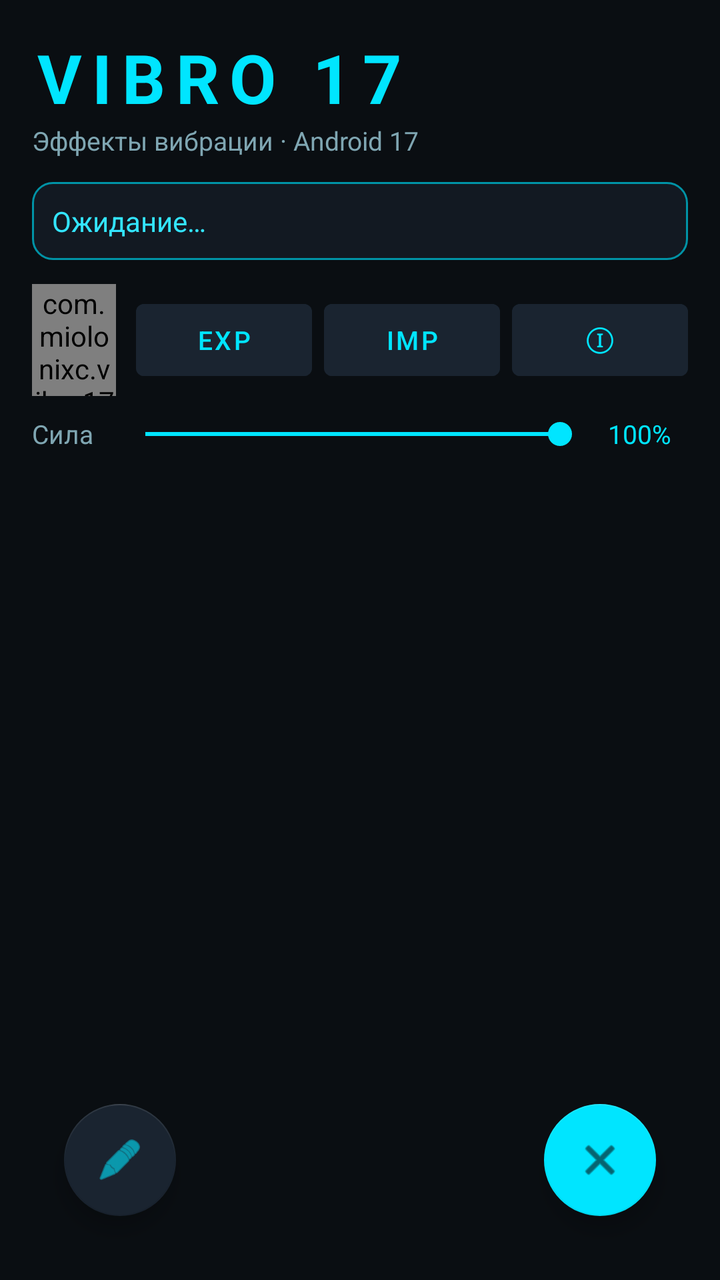
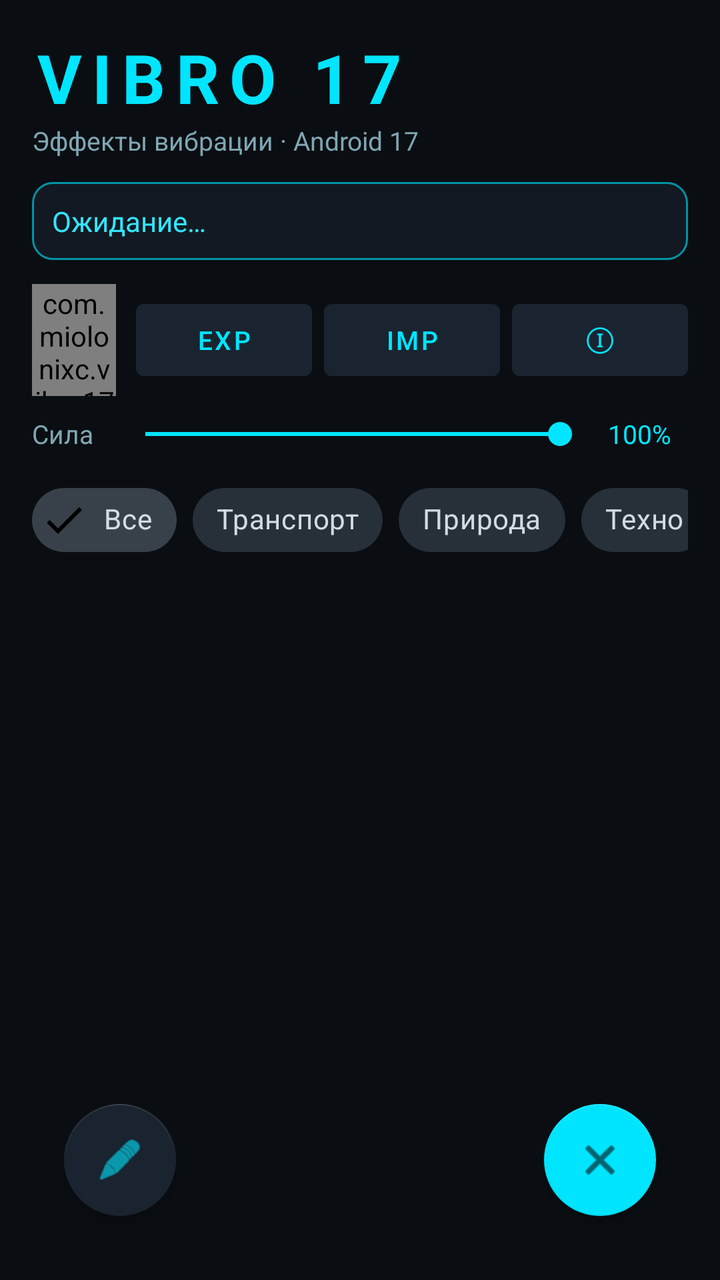

Before-and-after screenshots of an Android layout around one commit, followed by the original layout XML and the change that was made.
<!-- AndroidManifest.xml: application theme Theme.Vibro17 -->
<!-- res/layout/activity_main.xml -->
<?xml version="1.0" encoding="utf-8"?>
<androidx.constraintlayout.widget.ConstraintLayout
    xmlns:android="http://schemas.android.com/apk/res/android"
    xmlns:app="http://schemas.android.com/apk/res-auto"
    android:layout_width="match_parent"
    android:layout_height="match_parent"
    android:background="@color/black"
    android:padding="16dp">

    <TextView
        android:id="@+id/titleMain"
        android:layout_width="wrap_content"
        android:layout_height="wrap_content"
        android:text="@string/title_main"
        android:textSize="34sp"
        android:textStyle="bold"
        android:letterSpacing="0.15"
        android:textColor="@color/cyan"
        app:layout_constraintTop_toTopOf="parent"
        app:layout_constraintStart_toStartOf="parent" />

    <View
        android:id="@+id/liveDot"
        android:layout_width="12dp"
        android:layout_height="12dp"
        android:layout_marginStart="12dp"
        android:background="@drawable/bg_dot"
        android:visibility="invisible"
        app:layout_constraintBottom_toBottomOf="@id/titleMain"
        app:layout_constraintStart_toEndOf="@id/titleMain"
        app:layout_constraintTop_toTopOf="@id/titleMain" />

    <TextView
        android:id="@+id/subtitleMain"
        android:layout_width="wrap_content"
        android:layout_height="wrap_content"
        android:text="@string/subtitle_main"
        android:textSize="13sp"
        android:textColor="@color/text_secondary"
        app:layout_constraintTop_toBottomOf="@id/titleMain"
        app:layout_constraintStart_toStartOf="parent" />

    <TextView
        android:id="@+id/statusText"
        android:layout_width="0dp"
        android:layout_height="wrap_content"
        android:layout_marginTop="12dp"
        android:padding="10dp"
        android:background="@drawable/bg_status"
        android:text="@string/status_idle"
        android:textColor="@color/cyan_glow"
        android:textSize="14sp"
        app:layout_constraintTop_toBottomOf="@id/subtitleMain"
        app:layout_constraintStart_toStartOf="parent"
        app:layout_constraintEnd_toEndOf="parent" />

    <LinearLayout
        android:id="@+id/toolsRow"
        android:layout_width="0dp"
        android:layout_height="wrap_content"
        android:layout_marginTop="12dp"
        android:orientation="horizontal"
        android:gravity="center_vertical"
        app:layout_constraintTop_toBottomOf="@id/statusText"
        app:layout_constraintStart_toStartOf="parent"
        app:layout_constraintEnd_toEndOf="parent">

        <com.miolonixc.vibro17.ui.VisualizerView
            android:id="@+id/visualizer"
            android:layout_width="0dp"
            android:layout_height="56dp"
            android:layout_weight="1" />

        <Button
            android:id="@+id/exportBtn"
            android:layout_width="wrap_content"
            android:layout_height="wrap_content"
            android:layout_marginStart="10dp"
            android:text="EXP"
            android:textSize="13sp"
            android:contentDescription="Экспорт"
            android:backgroundTint="@color/surface_raised"
            android:textColor="@color/cyan" />

        <Button
            android:id="@+id/importBtn"
            android:layout_width="wrap_content"
            android:layout_height="wrap_content"
            android:layout_marginStart="6dp"
            android:text="IMP"
            android:textSize="13sp"
            android:contentDescription="Импорт"
            android:backgroundTint="@color/surface_raised"
            android:textColor="@color/cyan" />

        <Button
            android:id="@+id/aboutBtn"
            android:layout_width="wrap_content"
            android:layout_height="wrap_content"
            android:layout_marginStart="6dp"
            android:text="ⓘ"
            android:textSize="16sp"
            android:contentDescription="О приложении"
            android:backgroundTint="@color/surface_raised"
            android:textColor="@color/cyan" />
    </LinearLayout>

    <LinearLayout
        android:id="@+id/intensityRow"
        android:layout_width="0dp"
        android:layout_height="wrap_content"
        android:layout_marginTop="10dp"
        android:orientation="horizontal"
        android:gravity="center_vertical"
        app:layout_constraintTop_toBottomOf="@id/toolsRow"
        app:layout_constraintStart_toStartOf="parent"
        app:layout_constraintEnd_toEndOf="parent">

        <TextView
            android:layout_width="wrap_content"
            android:layout_height="wrap_content"
            android:text="Сила"
            android:textSize="13sp"
            android:textColor="@color/text_secondary" />

        <SeekBar
            android:id="@+id/intensitySeek"
            android:layout_width="0dp"
            android:layout_height="wrap_content"
            android:layout_weight="1"
            android:layout_marginStart="10dp"
            android:max="100"
            android:progress="100"
            android:progressTint="@color/cyan"
            android:thumbTint="@color/cyan" />

        <TextView
            android:id="@+id/intensityValue"
            android:layout_width="40dp"
            android:layout_height="wrap_content"
            android:layout_marginStart="8dp"
            android:text="100%"
            android:textSize="13sp"
            android:textColor="@color/cyan" />
    </LinearLayout>

    <androidx.recyclerview.widget.RecyclerView
        android:id="@+id/effectGrid"
        android:layout_width="0dp"
        android:layout_height="0dp"
        android:layout_marginTop="14dp"
        android:scrollbars="vertical"
        app:layoutManager="androidx.recyclerview.widget.GridLayoutManager"
        app:spanCount="2"
        app:layout_constraintTop_toBottomOf="@id/intensityRow"
        app:layout_constraintBottom_toBottomOf="parent"
        app:layout_constraintStart_toStartOf="parent"
        app:layout_constraintEnd_toEndOf="parent" />

    <com.google.android.material.floatingactionbutton.FloatingActionButton
        android:id="@+id/editorFab"
        android:layout_width="wrap_content"
        android:layout_height="wrap_content"
        android:layout_margin="16dp"
        android:contentDescription="Редактор"
        android:src="@android:drawable/ic_menu_edit"
        app:backgroundTint="@color/surface_raised"
        app:tint="@color/cyan"
        app:layout_constraintBottom_toBottomOf="parent"
        app:layout_constraintStart_toStartOf="parent" />

    <com.google.android.material.floatingactionbutton.FloatingActionButton
        android:id="@+id/stopFab"
        android:layout_width="wrap_content"
        android:layout_height="wrap_content"
        android:layout_margin="16dp"
        android:contentDescription="Стоп"
        android:src="@android:drawable/ic_menu_close_clear_cancel"
        app:backgroundTint="@color/cyan"
        app:tint="@color/black"
        app:layout_constraintBottom_toBottomOf="parent"
        app:layout_constraintEnd_toEndOf="parent" />

</androidx.constraintlayout.widget.ConstraintLayout>
<!-- resources referenced by this layout -->
<resources>
  <color name="black">#0A0E12</color>
  <color name="cyan">#00E5FF</color>
  <color name="cyan_glow">#33E5FF</color>
  <color name="surface_raised">#1A2430</color>
  <color name="text_secondary">#7FA6B2</color>
  <!-- drawable bg_dot (drawable) -->
  <?xml version="1.0" encoding="utf-8"?>
  <shape xmlns:android="http://schemas.android.com/apk/res/android"
      android:shape="oval">
      <solid android:color="@color/cyan" />
  </shape>
  <!-- drawable bg_status (drawable) -->
  <?xml version="1.0" encoding="utf-8"?>
  <shape xmlns:android="http://schemas.android.com/apk/res/android">
      <solid android:color="@color/surface" />
      <stroke android:color="@color/cyan_dim" android:width="1dp" />
      <corners android:radius="10dp" />
  </shape>
  <string name="status_idle">Ожидание…</string>
  <string name="subtitle_main">Эффекты вибрации · Android 17</string>
  <string name="title_main">VIBRO 17</string>
  <style name="Theme.Vibro17" parent="Theme.MaterialComponents.NoActionBar">
          <item name="colorPrimary">@color/cyan</item>
          <item name="colorPrimaryVariant">@color/cyan_dim</item>
          <item name="colorOnPrimary">@color/black</item>
          <item name="colorSecondary">@color/cyan</item>
          <item name="colorOnSecondary">@color/black</item>
          <item name="android:colorBackground">@color/black</item>
          <item name="colorSurface">@color/surface</item>
          <item name="colorOnSurface">@color/text_primary</item>
          <item name="android:statusBarColor">@color/black</item>
          <item name="android:navigationBarColor">@color/black</item>
          <item name="android:windowBackground">@color/black</item>
      </style>
  <color name="surface">#121922</color>
  <color name="cyan_dim">#0093A6</color>
  <color name="text_primary">#E8F7FB</color>
</resources>

<!-- the commit's change to res/layout/activity_main.xml (unified diff, before → after) -->
@@ -144,6 +144,75 @@
             android:textColor="@color/cyan" />
     </LinearLayout>
 
+    <HorizontalScrollView
+        android:id="@+id/chipScroll"
+        android:layout_width="0dp"
+        android:layout_height="wrap_content"
+        android:layout_marginTop="10dp"
+        android:scrollbars="none"
+        app:layout_constraintTop_toBottomOf="@id/intensityRow"
+        app:layout_constraintStart_toStartOf="parent"
+        app:layout_constraintEnd_toEndOf="parent">
+
+        <com.google.android.material.chip.ChipGroup
+            android:id="@+id/chipGroup"
+            android:layout_width="wrap_content"
+            android:layout_height="wrap_content"
+            app:singleSelection="true"
+            app:selectionRequired="true"
+            app:checkedChip="@id/chipAll">
+
+            <com.google.android.material.chip.Chip
+                android:id="@+id/chipAll"
+                style="@style/Widget.MaterialComponents.Chip.Filter"
+                android:layout_width="wrap_content"
+                android:layout_height="wrap_content"
+                android:checkable="true"
+                android:tag="all"
+                android:text="Все" />
+
+            <com.google.android.material.chip.Chip
+                style="@style/Widget.MaterialComponents.Chip.Filter"
+                android:layout_width="wrap_content"
+                android:layout_height="wrap_content"
+                android:checkable="true"
+                android:tag="transport"
+                android:text="Транспорт" />
+
+            <com.google.android.material.chip.Chip
+                style="@style/Widget.MaterialComponents.Chip.Filter"
+                android:layout_width="wrap_content"
+                android:layout_height="wrap_content"
+                android:checkable="true"
+                android:tag="nature"
+                android:text="Природа" />
+
+            <com.google.android.material.chip.Chip
+                style="@style/Widget.MaterialComponents.Chip.Filter"
+                android:layout_width="wrap_content"
+                android:layout_height="wrap_content"
+                android:checkable="true"
+                android:tag="tech"
+                android:text="Техно" />
+
+            <com.google.android.material.chip.Chip
+                style="@style/Widget.MaterialComponents.Chip.Filter"
+                android:layout_width="wrap_content"
+                android:layout_height="wrap_content"
+                android:checkable="true"
+                android:tag="scene"
+                android:text="Сцены" />
+
+            <com.google.android.material.chip.Chip
+                style="@style/Widget.MaterialComponents.Chip.Filter"
+                android:layout_width="wrap_content"
+                android:layout_height="wrap_content"
+                android:checkable="true"
+                android:tag="custom"
+                android:text="Кастом" />
+        </com.google.android.material.chip.ChipGroup>
+    </HorizontalScrollView>
+
     <androidx.recyclerview.widget.RecyclerView
         android:id="@+id/effectGrid"
         android:layout_width="0dp"
@@ -152,7 +221,7 @@
         android:scrollbars="vertical"
         app:layoutManager="androidx.recyclerview.widget.GridLayoutManager"
         app:spanCount="2"
-        app:layout_constraintTop_toBottomOf="@id/intensityRow"
+        app:layout_constraintTop_toBottomOf="@id/chipScroll"
         app:layout_constraintBottom_toBottomOf="parent"
         app:layout_constraintStart_toStartOf="parent"
         app:layout_constraintEnd_toEndOf="parent" />
